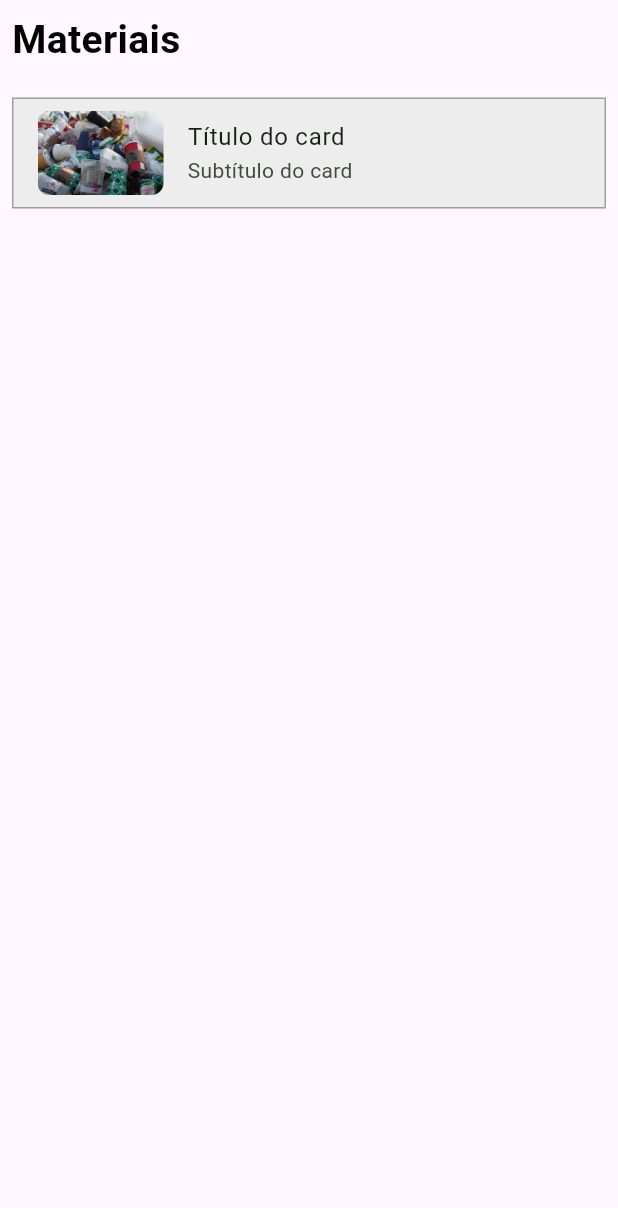
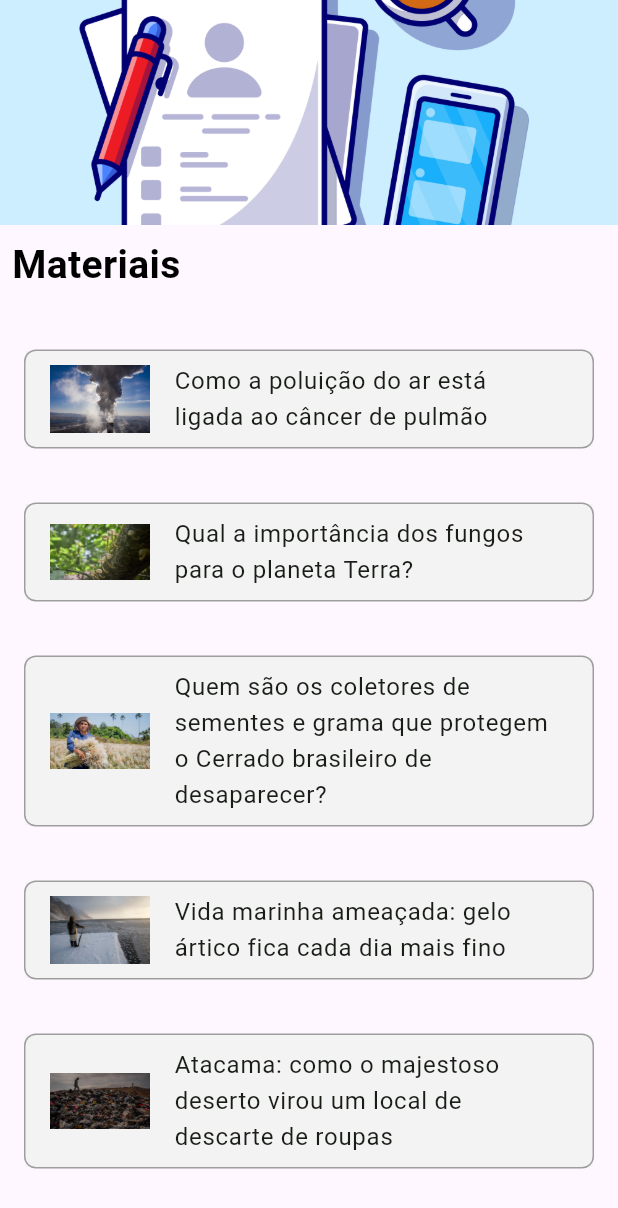
Before and after one commit to 0502j/Fatec-PI5, a Flutter app: the resourcesPage screen opened directly, on a phone screen of 412 x 824 dp. Shown: the top 1208 px of the screen. Run offline on Flutter 3.47's test engine with Material 2 defaults, Android fonts, the phone set to English and light mode, and no system bars; our stand-ins replace font_awesome_flutter, image_picker, permission_handler; missing offline and left inert: flutter_material_pickers.

Commit message:
Adicionando recursos na página de materiais

```diff
--- a/pi5_flutter_application/lib/main.dart
+++ b/pi5_flutter_application/lib/main.dart
@@ -2,6 +2,7 @@ import 'package:flutter/services.dart';
 import 'package:pi5_flutter_application/pages/dashboardPage.dart';
 import 'package:pi5_flutter_application/pages/indexPage.dart';
 import 'package:flutter/material.dart';
+import 'package:pi5_flutter_application/pages/resourcesPage.dart';
 import 'package:pi5_flutter_application/pages/userEventsPage.dart';
 
 void main() {
@@ -22,7 +23,7 @@ class MyApp extends StatelessWidget {
           brightness: Brightness.light,
           useMaterial3: true,
           colorSchemeSeed: Colors.green),
-      home: const dashboardPage(),
+      home: const IndexPage(),
     );
   }
 }
--- a/pi5_flutter_application/lib/pages/resourcesPage.dart
+++ b/pi5_flutter_application/lib/pages/resourcesPage.dart
@@ -1,22 +1,114 @@
 import 'package:flutter/material.dart';
+import 'package:url_launcher/url_launcher.dart';
+import 'package:flutter/services.dart';
 
 class resourcesPage extends StatefulWidget {
-  const resourcesPage({super.key});
+  const resourcesPage({Key? key}) : super(key: key);
 
   @override
   State<resourcesPage> createState() => _resourcesPageState();
 }
 
 class _resourcesPageState extends State<resourcesPage> {
+  List<String> imagePaths = [
+    'assets/images/Matthieu-Paley-NationalGeographic.webp',
+    'assets/images/Renan-Ozturk-NationalGeographic.webp',
+    'assets/images/Cerrado-de-Pe-NationalGeographic.webp',
+    'assets/images/Paul-Nicklen-NationalGeographic.webp',
+    'assets/images/Tamara-Merino-NationalGeographic.webp',
+  ];
+
+  final List<Map<String, String>> links = [
+    {
+      'title': 'Como a poluição do ar está ligada ao câncer de pulmão',
+      'url':
+          'https://www.nationalgeographicbrasil.com/meio-ambiente/2022/11/como-a-poluicao-do-ar-esta-ligada-ao-cancer-de-pulmao'
+    },
+    {
+      'title': 'Qual a importância dos fungos para o planeta Terra?',
+      'url':
+          'https://www.nationalgeographicbrasil.com/meio-ambiente/2023/04/qual-a-importancia-dos-fungos-para-o-planeta-terra'
+    },
+    {
+      'title':
+          'Quem são os coletores de sementes e grama que protegem o Cerrado brasileiro de desaparecer?',
+      'url':
+          'https://www.nationalgeographicbrasil.com/meio-ambiente/2023/04/dia-da-terra-quem-sao-os-coletores-de-sementes-e-grama-que-protegem-o-cerrado-brasileiro-de-desaparecer'
+    },
+    {
+      'title': 'Vida marinha ameaçada: gelo ártico fica cada dia mais fino',
+      'url':
+          'https://www.nationalgeographicbrasil.com/meio-ambiente/2023/03/vida-marinha-ameacada-gelo-artico-fica-cada-dia-mais-fino'
+    },
+    {
+      'title':
+          'Atacama: como o majestoso deserto virou um local de descarte de roupas',
+      'url':
+          'https://www.nationalgeographicbrasil.com/meio-ambiente/2023/04/atacama-como-o-majestoso-deserto-virou-um-local-de-descarte-de-roupas'
+    },
+  ];
+
   @override
   Widget build(BuildContext context) {
+    List<Widget> listTiles = List.generate(
+      links.length,
+      (index) {
+        final link = links[index];
+        final imagePath = imagePaths[index % imagePaths.length];
+
+        return Column(
+          children: [
+            SizedBox(
+              height: 10,
+            ),
+            Padding(
+              padding: EdgeInsets.all(8),
+              child: Container(
+                decoration: BoxDecoration(
+                  border: Border.all(
+                    color: Colors.grey,
+                    width: 1.0,
+                  ),
+                  borderRadius: BorderRadius.circular(8),
+                ),
+                child: ListTile(
+                  tileColor: Color.fromARGB(255, 243, 243, 243),
+                  leading: AspectRatio(
+                    aspectRatio: 1.2,
+                    child: Image.asset(imagePath),
+                  ),
+                  title: Text(link['title']!),
+                  onTap: () async {
+                    if (await canLaunch(link['url']!)) {
+                      await launch(link['url']!);
+                    } else {
+                      throw 'Could not launch ${link['url']}';
+                    }
+                  },
+                ),
+              ),
+            ),
+            SizedBox(
+              height: 10,
+            ),
+          ],
+        );
+      },
+    );
+
     return Scaffold(
       body: SizedBox(
         width: double.maxFinite,
-        height: double.maxFinite,
         child: ListView(
-          scrollDirection: Axis.vertical,
           children: [
+            Container(
+              height: 150, // altura definida
+              width: double.infinity,
+              child: Image.asset(
+                'assets/images/ct-papers.jpg',
+                fit: BoxFit.cover,
+              ),
+            ),
             Padding(
               padding: const EdgeInsets.all(8),
               child: Column(
@@ -36,27 +128,7 @@ class _resourcesPageState extends State<resourcesPage> {
                   Column(
                     mainAxisAlignment: MainAxisAlignment.center,
                     crossAxisAlignment: CrossAxisAlignment.center,
-                    children: [
-                      Container(
-                        decoration: BoxDecoration(
-                            color: const Color(0xffededee),
-                            border: Border.all(color: Colors.grey, width: 1)),
-                        child: ListTile(
-                          onTap: () {
-                            //To do
-                          },
-                          leading: Container(
-                            child: ClipRRect(
-                              borderRadius: BorderRadius.circular(8),
-                              child: Image.asset(
-                                  "assets/images/jas-min-unsplash.jpg"),
-                            ),
-                          ),
-                          title: const Text("Título do card"),
-                          subtitle: const Text("Subtítulo do card"),
-                        ),
-                      )
-                    ],
+                    children: listTiles,
                   )
                 ],
               ),
--- a/pi5_flutter_application/pubspec.yaml
+++ b/pi5_flutter_application/pubspec.yaml
@@ -41,6 +41,7 @@ dependencies:
   image_picker: ^0.8.7+4
   permission_handler: ^10.2.0
   flutter_material_pickers: ^3.3.0
+  url_launcher: ^6.1.10
 
 dev_dependencies:
   flutter_test:
```
Also changed, not shown: pi5_flutter_application/assets/images/Cerrado-de-Pe-NationalGeographic.webp (added), pi5_flutter_application/assets/images/Matthieu-Paley-NationalGeographic.webp (added), pi5_flutter_application/assets/images/Paul-Nicklen-NationalGeographic.webp (added), pi5_flutter_application/assets/images/Renan-Ozturk-NationalGeographic.webp (added), pi5_flutter_application/assets/images/Tamara-Merino-NationalGeographic.webp (added), pi5_flutter_application/pubspec.lock.
